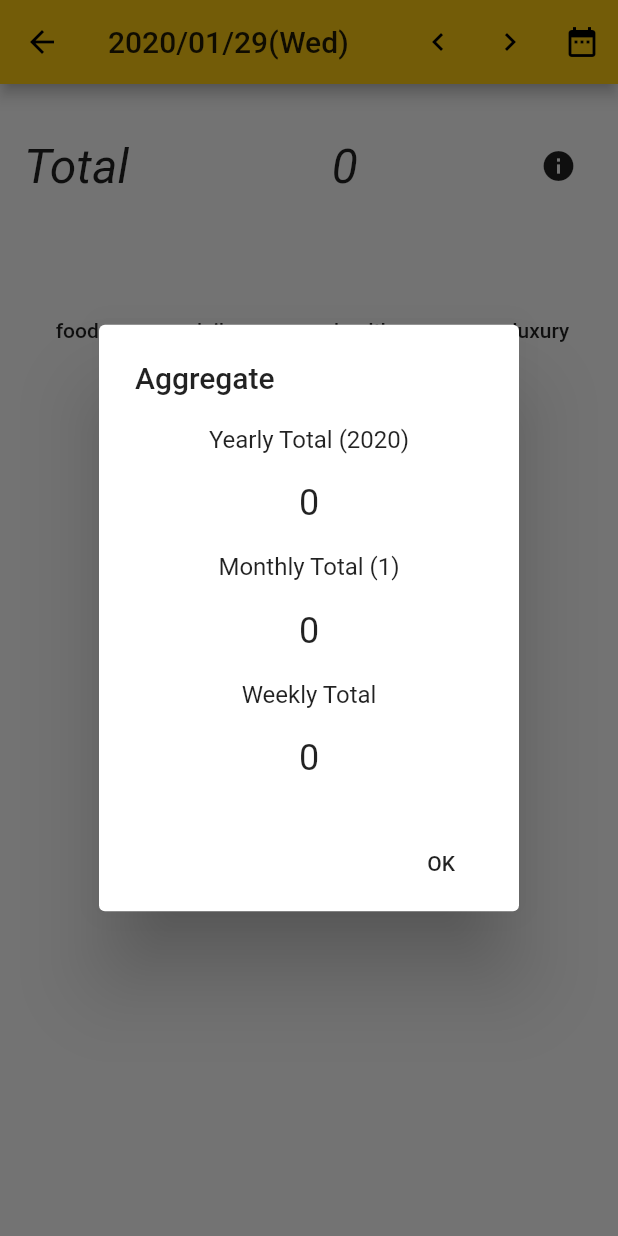
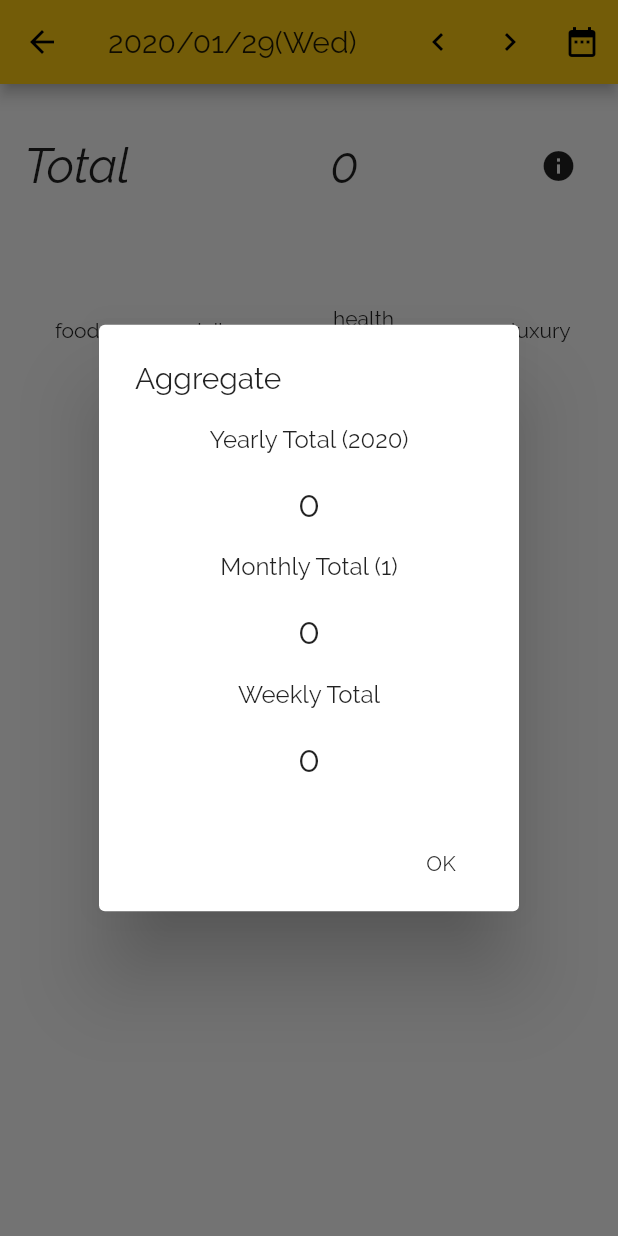
Before and after one commit to dygl2/poodo, a Flutter app: the LogPage screen opened directly, after a tap on the "info" icon, on a phone screen of 412 x 824 dp. Run offline on Flutter 3.47's test engine with Material 2 defaults, Android fonts, the phone set to English and light mode, and no system bars; our stand-ins replace flutter_calendar_carousel, sqflite; accounts and stored records are empty.

Commit message:
[fix] change page procefure and fonts #5

```diff
--- a/lib/log/log_page.dart
+++ b/lib/log/log_page.dart
@@ -3,13 +3,8 @@ import 'package:intl/intl.dart';
 import 'package:poodo/db_provider.dart';
 import 'package:poodo/log/aggregate.dart';
 import 'package:poodo/log/aggregate_dialog.dart';
-import 'package:poodo/log/dailyuse.dart';
-import 'package:poodo/log/edit_cost_dialog.dart';
 import 'package:poodo/log/expense.dart';
-import 'package:poodo/log/food.dart';
-import 'package:poodo/log/healthcare.dart';
 import 'package:poodo/log/log.dart';
-import 'package:poodo/log/luxury.dart';
 
 class LogPage extends StatefulWidget {
   final DateTime _date;
@@ -32,6 +27,8 @@ class _LogPageState extends State<LogPage> {
   _LogPageState(this._date);
 
   void _init() async {
+    await DbProvider().database;
+
     _listFood = await Log.getLogAtDay('food', _date);
     _listDailyuse = await Log.getLogAtDay('dailyuse', _date);
     _listHealthcare = await Log.getLogAtDay('healthcare', _date);
--- a/lib/theme.dart
+++ b/lib/theme.dart
@@ -8,7 +8,8 @@ final ThemeData themeData = new ThemeData(
     primarySwatch: customSwatch,
     primaryColor: CustomColors.theme[500],
     primaryColorBrightness: Brightness.light,
-    accentColor: CustomColors.accent[500]);
+    accentColor: CustomColors.accent[500],
+    fontFamily: 'Raleway');
 
 const MaterialColor customSwatch =
     const MaterialColor(0xFFA4C639, const <int, Color>{
--- a/lib/todo/todo_page.dart
+++ b/lib/todo/todo_page.dart
@@ -11,12 +11,10 @@ class TodoPage extends StatefulWidget {
 
 class _TodoPageState extends State<TodoPage> {
   final String type = "todo";
-  DbProvider db = DbProvider();
   List<Todo> _listTodo = [];
   int _index = 0;
 
   void _init() async {
-    await db.database;
     _listTodo = await DbProvider().getTodoAll();
 
     setState(() {});
```
Also changed, not shown: lib/main.dart (+11 -3 lines), pubspec.yaml (+11 -0 lines), fonts/IndieFlower-Regular.ttf (added), fonts/Raleway-Bold.ttf (added), fonts/Raleway-BoldItalic.ttf (added), fonts/Raleway-Italic.ttf (added), fonts/Raleway-Regular.ttf (added).
